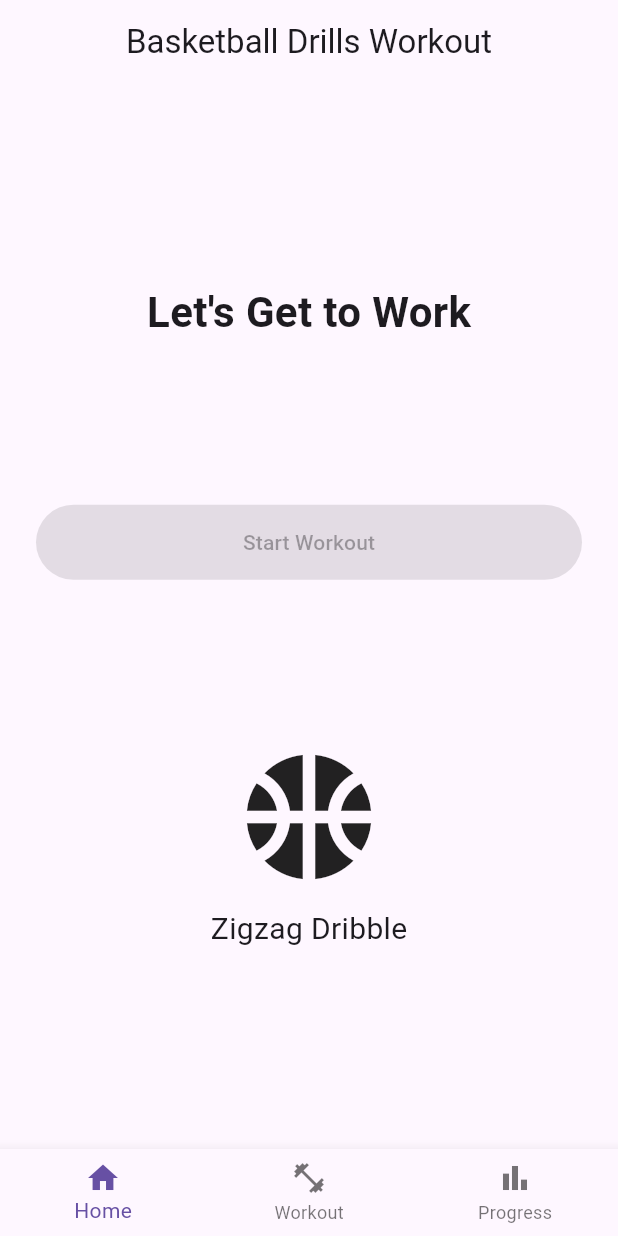
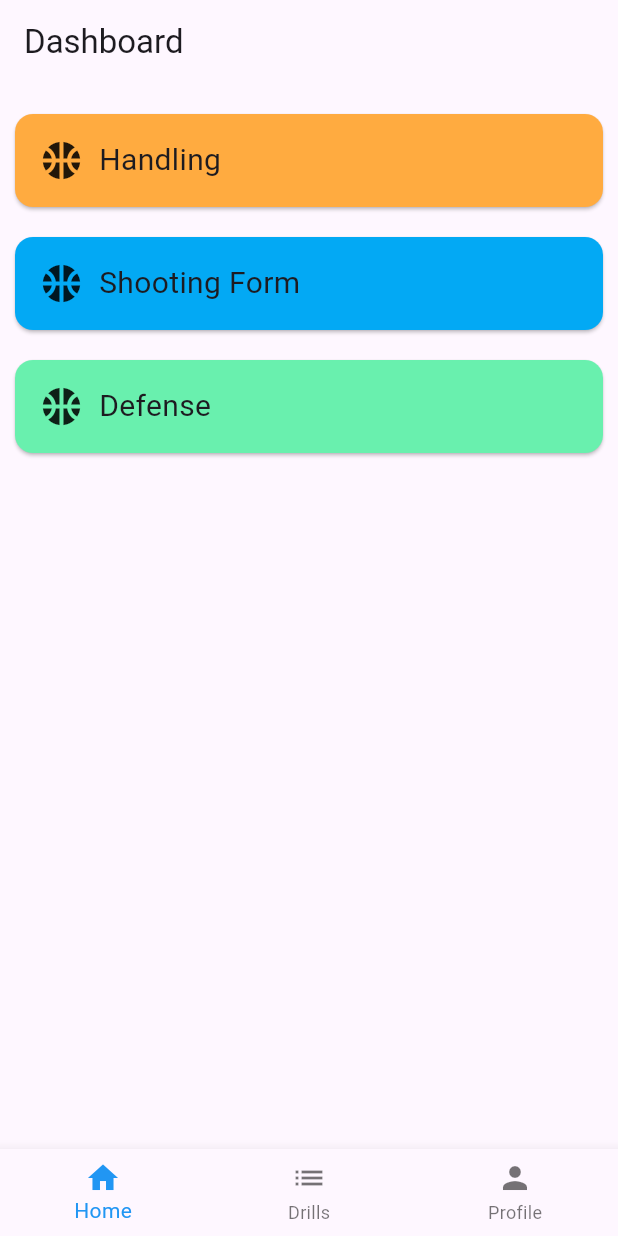
Before and after one commit to MikkiMamaradlo/Basketball-Drills-Workout, a Flutter app: the screen it shows after launch, on a phone screen of 412 x 824 dp. Run offline on Flutter 3.47's test engine with Material 3 defaults, Android fonts, the phone set to English and light mode, and no system bars; statements that could not run were skipped.

Commit message:
DynamicUI1

```diff
--- /dev/null
+++ b/lib/Pages/Basketball.dart
@@ -0,0 +1,21 @@
+import 'package:flutter/material.dart';
+import 'ItemCard.dart';
+
+class Basketball extends StatelessWidget {
+  @override
+  Widget build(BuildContext context) {
+    return Scaffold(
+      appBar: AppBar(title: Text('Dashboard')),
+      body: Padding(
+        padding: EdgeInsets.all(10),
+        child: Column(
+          children: [
+            ItemCard(title: 'Handling', color: Colors.orangeAccent),
+            ItemCard(title: 'Shooting Form', color: Colors.lightBlue),
+            ItemCard(title: 'Defense', color: Colors.greenAccent),
+          ],
+        ),
+      ),
+    );
+  }
+}
--- /dev/null
+++ b/lib/Pages/Dashboard.dart
@@ -0,0 +1,52 @@
+import 'package:flutter/material.dart';
+import 'Basketball.dart';
+import 'ListItems.dart';
+import 'SettingsScreen.dart'; // Make sure this file exists
+
+class Dashboard extends StatefulWidget {
+  @override
+  _DashboardState createState() => _DashboardState();
+}
+
+class _DashboardState extends State<Dashboard> {
+  int _selectedIndex = 0;
+
+  // Make sure there are exactly 3 widgets here to match the BottomNavigationBar items
+  final List<Widget> _screens = [
+    Basketball(),
+    ListItems(),
+    SettingsScreen(),
+  ];
+
+  void _onItemTapped(int index) {
+    setState(() {
+      _selectedIndex = index;
+    });
+  }
+
+  @override
+  Widget build(BuildContext context) {
+    return Scaffold(
+      body: _screens[_selectedIndex],
+      bottomNavigationBar: BottomNavigationBar(
+        currentIndex: _selectedIndex,
+        onTap: _onItemTapped,
+        selectedItemColor: Colors.blue,
+        items: const [
+          BottomNavigationBarItem(
+            icon: Icon(Icons.home),
+            label: 'Home',
+          ),
+          BottomNavigationBarItem(
+            icon: Icon(Icons.list),
+            label: 'Drills',
+          ),
+          BottomNavigationBarItem(
+            icon: Icon(Icons.person),
+            label: 'Profile',
+          ),
+        ],
+      ),
+    );
+  }
+}
--- /dev/null
+++ b/lib/Pages/ItemCard.dart
@@ -0,0 +1,26 @@
+import 'package:flutter/material.dart';
+
+class ItemCard extends StatelessWidget {
+  final String title;
+  final Color color;
+
+  ItemCard({required this.title, required this.color});
+
+  @override
+  Widget build(BuildContext context) {
+    return Card(
+      color: color,
+      margin: EdgeInsets.symmetric(vertical: 10),
+      child: Padding(
+        padding: EdgeInsets.all(16),
+        child: Row(
+          children: [
+            Icon(Icons.sports_basketball, size: 30),
+            SizedBox(width: 10),
+            Text(title, style: TextStyle(fontSize: 20)),
+          ],
+        ),
+      ),
+    );
+  }
+}
--- /dev/null
+++ b/lib/Pages/ListItems.dart
@@ -0,0 +1,17 @@
+import 'package:flutter/material.dart';
+
+class ListItems extends StatelessWidget {
+  @override
+  Widget build(BuildContext context) {
+    return Scaffold(
+      appBar: AppBar(title: Text('Drill List')),
+      body: ListView(
+        children: [
+          ListTile(title: Text('Dribble Drill')),
+          ListTile(title: Text('Layup Drill')),
+          ListTile(title: Text('Defense Slide')),
+        ],
+      ),
+    );
+  }
+}
--- /dev/null
+++ b/lib/Pages/Settings.dart
@@ -0,0 +1,11 @@
+import 'package:flutter/material.dart';
+
+class SettingsScreen extends StatelessWidget {
+  @override
+  Widget build(BuildContext context) {
+    return Scaffold(
+      appBar: AppBar(title: Text('Profile')),
+      body: Center(child: Text('Profile Settings Here')),
+    );
+  }
+}
--- a/lib/main.dart
+++ b/lib/main.dart
@@ -1,4 +1,5 @@
 import 'package:flutter/material.dart';
+import 'Pages/Dashboard.dart';
 
 void main() {
   runApp(BasketballDrillsWorkoutApp());
@@ -9,135 +10,8 @@ class BasketballDrillsWorkoutApp extends StatelessWidget {
   Widget build(BuildContext context) {
     return MaterialApp(
       title: 'Basketball Drills Workout',
-      theme: ThemeData(
-        primarySwatch: Colors.orange,
-      ),
-      home: MainNavigation(),
+      debugShowCheckedModeBanner: false,
+      home: Dashboard(),
     );
   }
 }
-
-class MainNavigation extends StatefulWidget {
-  @override
-  _MainNavigationState createState() => _MainNavigationState();
-}
-
-class _MainNavigationState extends State<MainNavigation> {
-  int _currentIndex = 0;
-
-  final List<Widget> _screens = [
-    HomeScreen(),
-    WorkoutScreen(),
-    ProgressScreen(),
-  ];
-
-  void _onTabTapped(int index) {
-    // Disabled tap interaction
-  }
-
-  @override
-  Widget build(BuildContext context) {
-    return Scaffold(
-      body: _screens[_currentIndex],
-      bottomNavigationBar: IgnorePointer(
-        ignoring: true, // disables interaction
-        child: BottomNavigationBar(
-          currentIndex: _currentIndex,
-          onTap: _onTabTapped,
-          items: const [
-            BottomNavigationBarItem(
-              icon: Icon(Icons.home),
-              label: 'Home',
-            ),
-            BottomNavigationBarItem(
-              icon: Icon(Icons.fitness_center),
-              label: 'Workout',
-            ),
-            BottomNavigationBarItem(
-              icon: Icon(Icons.bar_chart),
-              label: 'Progress',
-            ),
-          ],
-        ),
-      ),
-    );
-  }
-}
-
-class HomeScreen extends StatelessWidget {
-  @override
-  Widget build(BuildContext context) {
-    return Scaffold(
-      appBar: AppBar(
-        title: Text('Basketball Drills Workout'),
-        centerTitle: true,
-      ),
-      body: Padding(
-        padding: const EdgeInsets.all(24.0),
-        child: Column(
-          mainAxisAlignment: MainAxisAlignment.spaceEvenly,
-          crossAxisAlignment: CrossAxisAlignment.center,
-          children: [
-            Text(
-              'Let\'s Get to Work',
-              style: TextStyle(fontSize: 28, fontWeight: FontWeight.bold),
-            ),
-            ElevatedButton(
-              onPressed: null, // Disabled button
-              child: Text('Start Workout'),
-              style: ElevatedButton.styleFrom(
-                minimumSize: Size(double.infinity, 50),
-              ),
-            ),
-            Column(
-              children: [
-                Icon(Icons.sports_basketball, size: 100),
-                SizedBox(height: 10),
-                Text(
-                  'Zigzag Dribble',
-                  style: TextStyle(fontSize: 20),
-                ),
-              ],
-            ),
-          ],
-        ),
-      ),
-    );
-  }
-}
-
-class WorkoutScreen extends StatelessWidget {
-  @override
-  Widget build(BuildContext context) {
-    return Scaffold(
-      appBar: AppBar(
-        title: Text('Workout'),
-        centerTitle: true,
-      ),
-      body: Center(
-        child: Text(
-          'Workout Routine Placeholder',
-          style: TextStyle(fontSize: 22),
-        ),
-      ),
-    );
-  }
-}
-
-class ProgressScreen extends StatelessWidget {
-  @override
-  Widget build(BuildContext context) {
-    return Scaffold(
-      appBar: AppBar(
-        title: Text('Progress'),
-        centerTitle: true,
-      ),
-      body: Center(
-        child: Text(
-          'Progress Tracker Placeholder',
-          style: TextStyle(fontSize: 22),
-        ),
-      ),
-    );
-  }
-}
```
